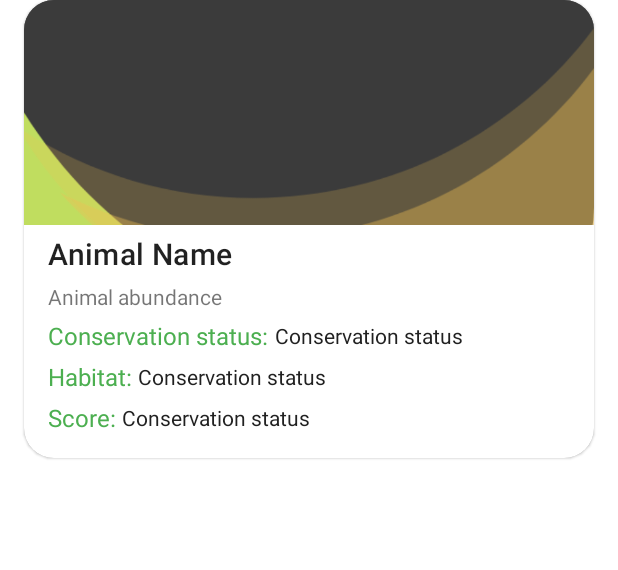
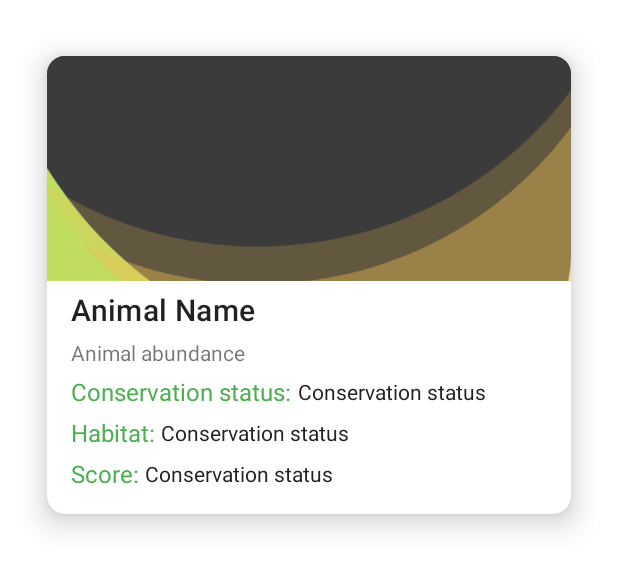
Before and after one commit to Chris-Monash/Easy_Trail, an Android app: the layout animal_info_container.xml on its own in the app's theme, with its tools: preview values and no code run, on a phone screen of 412 x 824 dp. Shown: the top 570 px of the screen. Run offline under Robolectric (Android 15) with nearby library versions, the phone set to English and light mode, and no system bars; Roboto replaces fonts that are not available here.

Commit message:
add animal information page and display animals spotted by the user

```diff
--- a/app/src/main/res/layout/animal_info_container.xml
+++ b/app/src/main/res/layout/animal_info_container.xml
@@ -2,21 +2,21 @@
 <LinearLayout xmlns:android="http://schemas.android.com/apk/res/android"
     xmlns:app="http://schemas.android.com/apk/res-auto"
     android:layout_width="match_parent"
-    android:layout_height="match_parent"
+    android:layout_height="wrap_content"
     xmlns:tools="http://schemas.android.com/tools"
-    android:orientation="vertical"
+    android:padding="15dp"
     tools:context=".AnimalInfoActivity">
 
     <com.google.android.material.card.MaterialCardView
         android:layout_width="match_parent"
         android:layout_height="wrap_content"
-        android:layout_marginStart="16dp"
-        android:layout_marginEnd="16dp"
-        android:clickable="true"
-        android:focusable="true"
-        android:minHeight="148dp"
-        app:cardCornerRadius="20dp"
-        app:elevation = "12dp">
+        android:minHeight="60dp"
+        android:theme="@style/AppTheme.NoActionBar"
+        app:cardCornerRadius="12dp"
+        app:cardUseCompatPadding="true"
+        app:cardElevation="12dp"
+        app:cardPreventCornerOverlap="true">
+
 
         <LinearLayout
             android:layout_width="match_parent"
@@ -146,4 +146,8 @@
 
     </com.google.android.material.card.MaterialCardView>
 
+
+
+
+
 </LinearLayout>
```
Also changed, not shown: app/src/main/java/com/example/easytrail/AnimalInfoActivity.java (+79 -0 lines), app/src/main/java/com/example/easytrail/EndTrailActivity.java (+8 -0 lines), app/src/main/res/layout/activity_animal_info.xml (+18 -0 lines).
